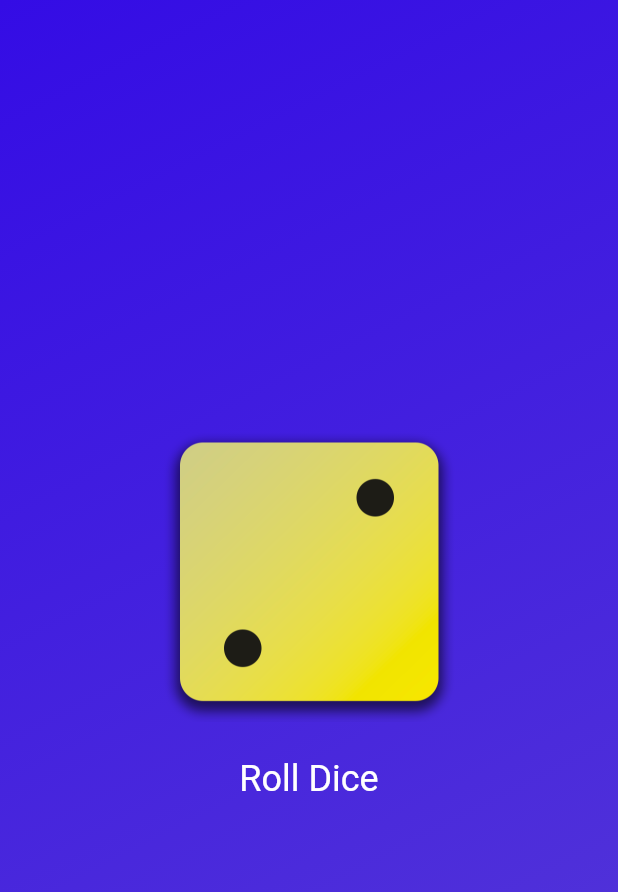
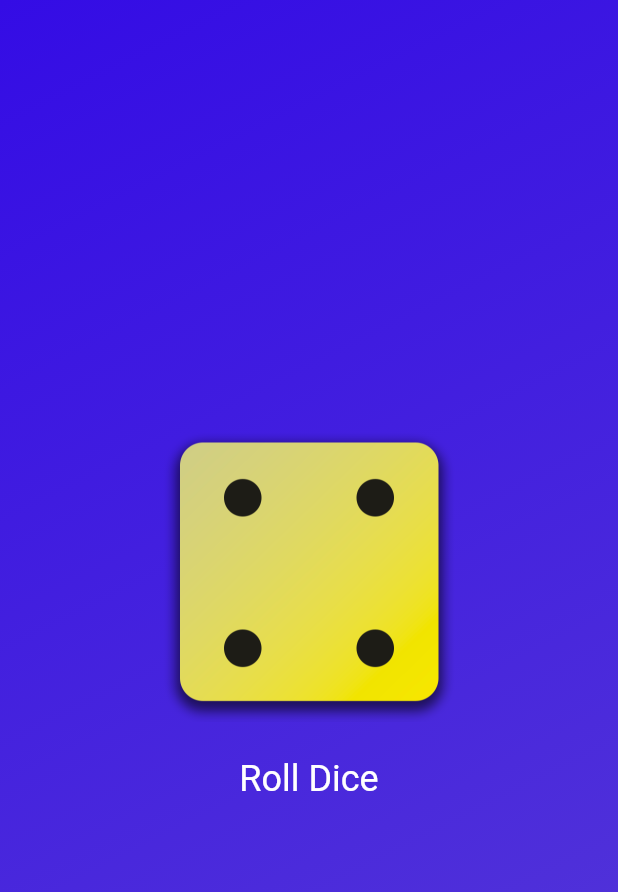
Before and after one commit to rayhan-afk/first_app, a Flutter app: the screen it shows after launch, after a tap on "Roll Dice", on a phone screen of 412 x 824 dp. Shown: the top 892 px of the screen. Run offline on Flutter 3.47's test engine with Material 2 defaults, Android fonts, the phone set to English and light mode, and no system bars.

Commit message:
dice roller

```diff
--- /dev/null
+++ b/lib/dice_roller.dart
@@ -0,0 +1,47 @@
+import 'package:flutter/material.dart';
+
+class DiceRoller extends StatefulWidget {
+  const DiceRoller({super.key});
+
+  @override
+  State<DiceRoller> createState() {
+    return _DiceRollerState();
+  }
+}
+
+class _DiceRollerState extends State<DiceRoller> {
+  var activeDiceImage = 'assets/images/dice-2.png';
+
+  void rollDice() {
+    setState(() {
+      activeDiceImage = 'assets/images/dice-4.png';
+    });
+  }
+
+  @override
+  Widget build(context) {
+    return Column(
+          mainAxisSize: MainAxisSize.min,
+          children: [
+            Image.asset(
+              activeDiceImage,
+              width: 200,
+            ),
+            const SizedBox(height: 14),
+            TextButton(
+              onPressed: rollDice,
+              style: TextButton.styleFrom(
+                // padding: const EdgeInsets.only(
+                //   top: 14,
+                //   ),
+                foregroundColor: Colors.white,
+                textStyle: const TextStyle(
+                  fontSize: 24,
+                )
+              ),
+              child: const Text('Roll Dice'),
+            )
+          ],
+        );
+  }
+}
--- a/lib/gradient_container.dart
+++ b/lib/gradient_container.dart
@@ -1,24 +1,18 @@
 import 'package:flutter/material.dart';
+import 'package:first_app/dice_roller.dart';
 
 const startAlignment = Alignment.topLeft;
 const endAlignment = Alignment.bottomRight;
 
 class GradientContainer extends StatelessWidget {
-  GradientContainer(this.color1, this.color2, {super.key});
+  const GradientContainer(this.color1, this.color2, {super.key});
 
- GradientContainer.purple({super.key})
+ const GradientContainer.purple({super.key})
       : color1 = Colors.deepPurple,
         color2 = Colors.indigo;
 
   final Color color1;
   final Color color2;
-  var activeDiceImage = 'assets/images/dice-2.png';
-
-  void rollDice() {
-    activeDiceImage = 'assets/images/dice-4.png';
-    print('Changing image...');
-
-  }
 
   @override
   Widget build(context) {
@@ -31,29 +25,7 @@ class GradientContainer extends StatelessWidget {
         ),
       ),
       child: Center(
-        child: Column(
-          mainAxisSize: MainAxisSize.min,
-          children: [
-            Image.asset(
-              activeDiceImage,
-              width: 200,
-            ),
-            const SizedBox(height: 14),
-            TextButton(
-              onPressed: rollDice,
-              style: TextButton.styleFrom(
-                // padding: const EdgeInsets.only(
-                //   top: 14,
-                //   ),
-                foregroundColor: Colors.white,
-                textStyle: const TextStyle(
-                  fontSize: 24,
-                )
-              ),
-              child: const Text('Roll Dice'),
-            )
-          ],
-        ),
+        child: DiceRoller(),
       ),
     );
   }
--- a/lib/main.dart
+++ b/lib/main.dart
@@ -4,11 +4,11 @@ import 'package:first_app/gradient_container.dart';
 
 void main() {
   runApp(
-    MaterialApp(
+    const MaterialApp(
       home: Scaffold(
         body: GradientContainer(
-          const Color.fromARGB(255, 52, 12, 229),
-          const Color.fromARGB(255, 87, 59, 214)
+          Color.fromARGB(255, 52, 12, 229),
+          Color.fromARGB(255, 87, 59, 214)
         ),
       ),
     ),
```
